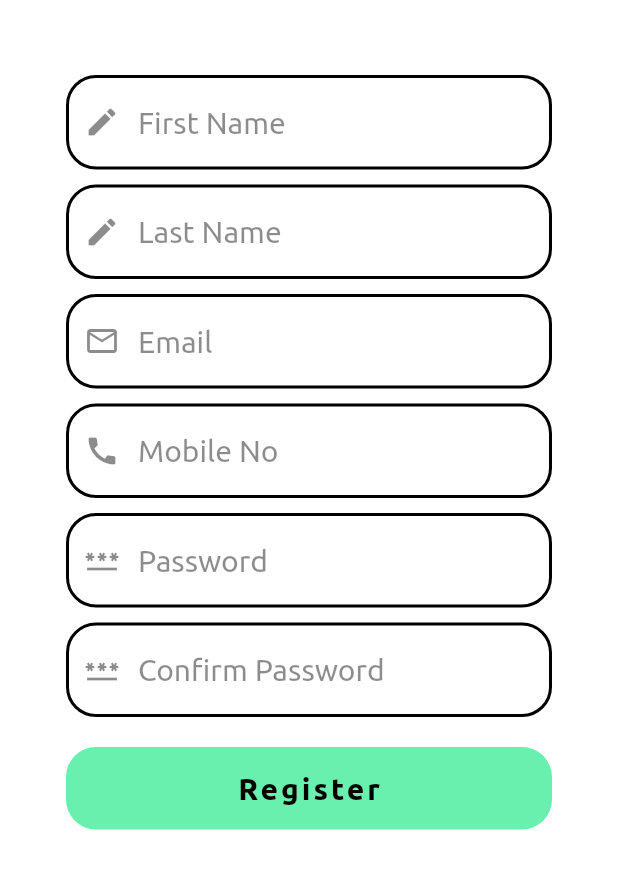
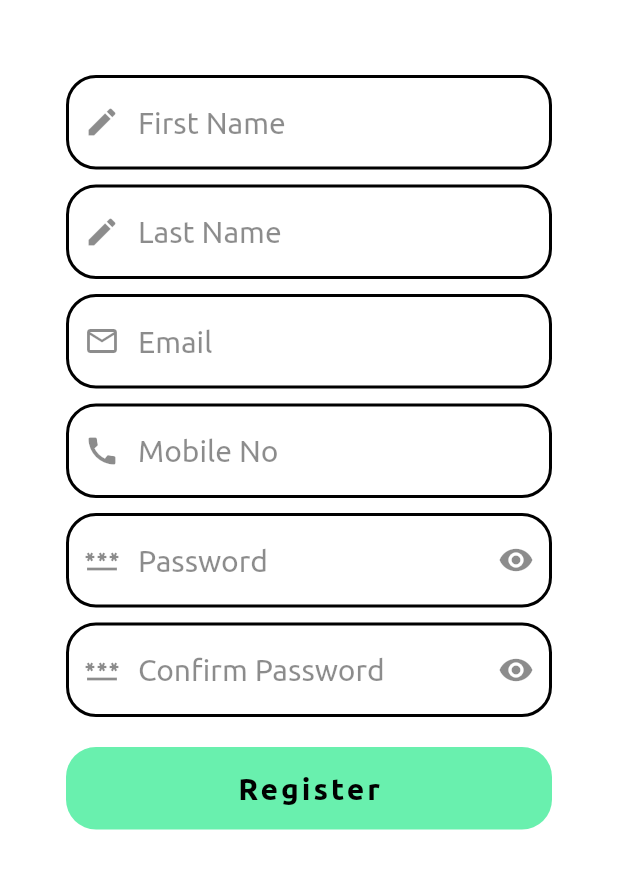
Before and after one commit to YaminArafat/Chat-App, a Flutter app: the RegistrationScreen screen opened by its route, on a phone screen of 412 x 824 dp, the part 300-1189 px from its top. Run offline on Flutter 3.47's test engine with Material 2 defaults, Android fonts, the phone set to English and light mode, and no system bars.

```diff
--- a/lib/screens/registration_screen.dart
+++ b/lib/screens/registration_screen.dart
@@ -25,6 +25,9 @@ class _RegistrationScreenState extends State<RegistrationScreen> {
   String mobile = '';
   String password = '';
   String confirmPassword = '';
+
+  bool hidePassword = true;
+  bool hideConfirmPassword = true;
 
   void check() {
     if (firstName.isEmpty) {
@@ -89,9 +92,12 @@ class _RegistrationScreenState extends State<RegistrationScreen> {
           // mainAxisAlignment: MainAxisAlignment.center,
           // crossAxisAlignment: CrossAxisAlignment.stretch,
           children: [
-            SizedBox(
-              child: Image.asset('images/logo.png'),
-              height: 150,
+            Hero(
+              tag: 'logo',
+              child: SizedBox(
+                child: Image.asset('images/logo.png'),
+                height: 150,
+              ),
             ),
             RegInfo(
               icon: Icon(
@@ -109,6 +115,7 @@ class _RegistrationScreenState extends State<RegistrationScreen> {
                 });
               },
               isPassword: false,
+              togglePassword: false,
             ),
             RegInfo(
               icon: Icon(
@@ -126,6 +133,7 @@ class _RegistrationScreenState extends State<RegistrationScreen> {
                 });
               },
               isPassword: false,
+              togglePassword: false,
             ),
             RegInfo(
               icon: Icon(
@@ -143,6 +151,7 @@ class _RegistrationScreenState extends State<RegistrationScreen> {
                 });
               },
               isPassword: false,
+              togglePassword: false,
             ),
             RegInfo(
               icon: Icon(
@@ -160,6 +169,7 @@ class _RegistrationScreenState extends State<RegistrationScreen> {
                 });
               },
               isPassword: false,
+              togglePassword: false,
             ),
             RegInfo(
               icon: Icon(
@@ -177,6 +187,12 @@ class _RegistrationScreenState extends State<RegistrationScreen> {
                 });
               },
               isPassword: true,
+              togglePassword: hidePassword,
+              showHidePassword: () {
+                setState(() {
+                  hidePassword = !hidePassword;
+                });
+              },
             ),
             RegInfo(
               icon: Icon(
@@ -194,6 +210,12 @@ class _RegistrationScreenState extends State<RegistrationScreen> {
                 });
               },
               isPassword: true,
+              togglePassword: hideConfirmPassword,
+              showHidePassword: () {
+                setState(() {
+                  hideConfirmPassword = !hideConfirmPassword;
+                });
+              },
             ),
             Padding(
               padding: EdgeInsets.only(
@@ -239,13 +261,17 @@ class RegInfo extends StatelessWidget {
   final double topPadding;
   final void Function(String)? onComplete;
   final bool isPassword;
+  final bool togglePassword;
+  final void Function()? showHidePassword;
   RegInfo(
       {required this.icon,
       required this.givenErrorText,
       required this.givenHintText,
       required this.topPadding,
       required this.onComplete,
-      required this.isPassword});
+      required this.isPassword,
+      required this.togglePassword,
+      this.showHidePassword});
   @override
   Widget build(BuildContext context) {
     return Padding(
@@ -255,7 +281,7 @@ class RegInfo extends StatelessWidget {
         right: 20,
       ),
       child: TextField(
-        obscureText: isPassword,
+        obscureText: togglePassword,
         onChanged: onComplete,
         style: TextStyle(
           color: inputTextColor,
@@ -264,6 +290,16 @@ class RegInfo extends StatelessWidget {
         ),
         cursorHeight: 20,
         decoration: InputDecoration(
+          suffixIcon: isPassword
+              ? IconButton(
+                  icon: Icon(
+                    Icons.remove_red_eye,
+                    color: iconColor,
+                  ),
+                  onPressed: showHidePassword,
+                )
+              : null,
+
           ///
           enabledBorder: OutlineInputBorder(
             borderRadius: BorderRadius.circular(20.0),
```
Also changed, not shown: lib/screens/login_screen.dart (+20 -4 lines), lib/screens/welcome_screen.dart (+6 -3 lines), 37 other files.
